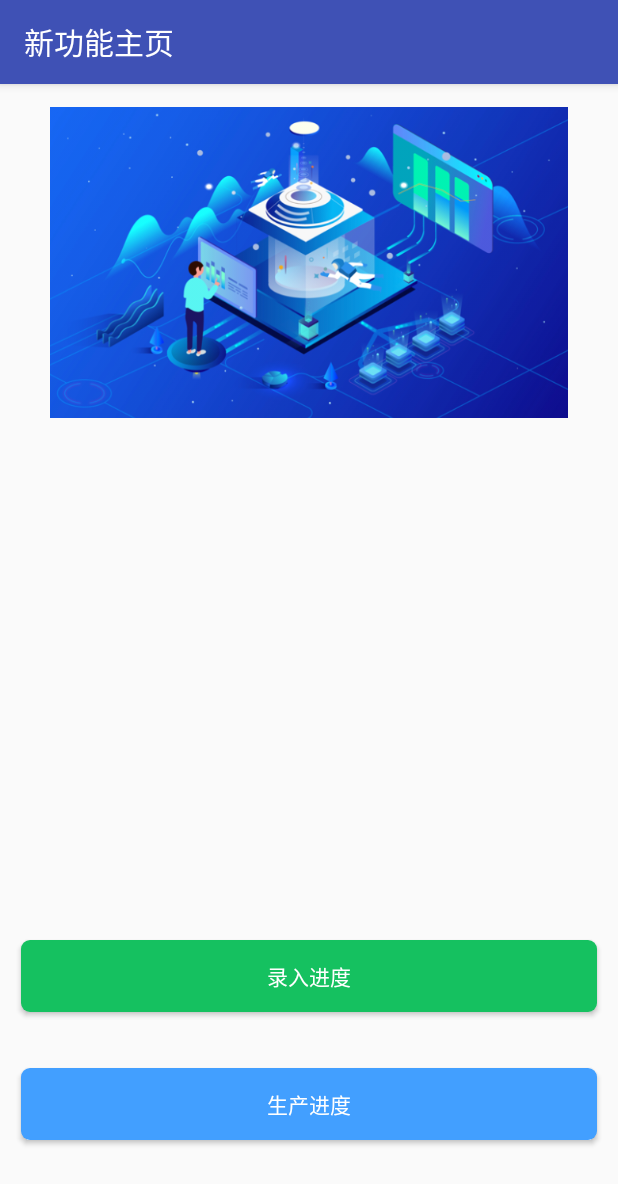
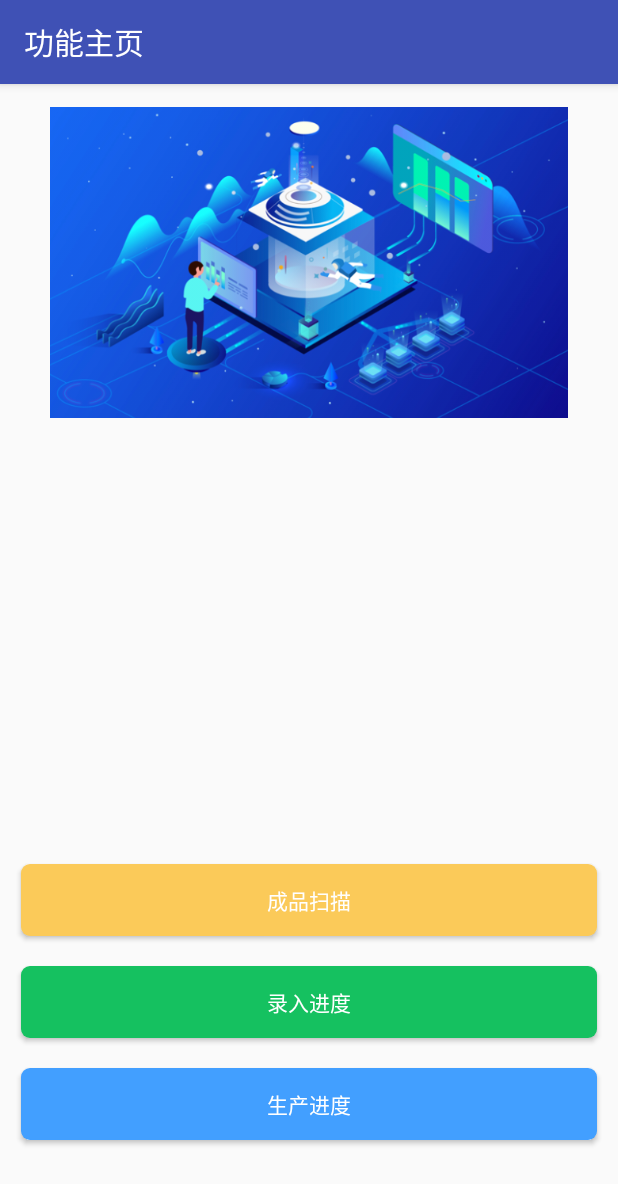
Before and after one commit to OliverY/ZXing, an Android app: the Home2Activity screen opened directly, with no data from a screen before it, on a phone screen of 412 x 824 dp. Shown: the top 1184 px of the screen. Run offline under Robolectric (Android 15) with nearby library versions, the phone set to English and light mode, and no system bars; our stand-ins replace RxJava; libraries missing offline, so code that uses them is left out: com.google.zxing.integration, com.jakewharton.retrofit2, com.tbruyelle.rxpermissions2; 4 statements that could not run were skipped.

Commit message:
update UI

```diff
--- a/app/src/main/AndroidManifest.xml
+++ b/app/src/main/AndroidManifest.xml
@@ -26,7 +26,6 @@
                 <category android:name="android.intent.category.LAUNCHER" />
             </intent-filter>
         </activity>
-        <activity android:name=".ui.latest.HomeActivity"/>
         <activity android:name=".ui.latest.LoggingActivity"/>
         <activity android:name=".ui.latest.Home2Activity"/>
         <activity android:name=".ui.latest.CheckActivity"/>
--- a/app/src/main/java/com/yuantu/zxing/ui/latest/CheckActivity.java
+++ b/app/src/main/java/com/yuantu/zxing/ui/latest/CheckActivity.java
@@ -49,8 +49,10 @@ public class CheckActivity extends BaseActivity {
 //        titles.add("已完成");
 //        titles.add("已取消");
 
-        List<ConfigBean.Config> configList = AppConfig.getInstance().getConfigBean().getTypeId_122();
-        configList.remove(configList.size()-1);
+        List<ConfigBean.Config> configList = new ArrayList<>();
+        for (int i = 0; i < AppConfig.getInstance().getConfigBean().getTypeId_122().size()-1; i++) {
+            configList.add(AppConfig.getInstance().getConfigBean().getTypeId_122().get(i));
+        }
         List<Fragment> fragmentList = new ArrayList<>();
 
         for (int i = 0; i < configList.size(); i++) {
--- a/app/src/main/java/com/yuantu/zxing/ui/latest/Home2Activity.java
+++ b/app/src/main/java/com/yuantu/zxing/ui/latest/Home2Activity.java
@@ -1,5 +1,6 @@
 package com.yuantu.zxing.ui.latest;
 
+import android.Manifest;
 import android.app.ProgressDialog;
 import android.content.Intent;
 import android.os.Bundle;
@@ -9,10 +10,13 @@ import android.view.View;
 
 import com.google.zxing.integration.android.IntentIntegrator;
 import com.google.zxing.integration.android.IntentResult;
+import com.tbruyelle.rxpermissions2.RxPermissions;
 import com.yuantu.zxing.BaseActivity;
 import com.yuantu.zxing.Constants;
 import com.yuantu.zxing.R;
+import com.yuantu.zxing.bean.ConfigBean;
 import com.yuantu.zxing.bean.EquipmentBean;
+import com.yuantu.zxing.config.AppConfig;
 import com.yuantu.zxing.net.ApiFactory;
 import com.yuantu.zxing.ui.old.MainActivity;
 import com.yuantu.zxing.ui.old.ScanActivity;
@@ -22,6 +26,7 @@ import com.yuantu.zxing.utils.ToastUtils;
 
 import io.reactivex.Observer;
 import io.reactivex.disposables.Disposable;
+import io.reactivex.functions.Consumer;
 
 /**
  * Author:  Yxj
@@ -32,6 +37,7 @@ import io.reactivex.disposables.Disposable;
 public class Home2Activity extends BaseActivity implements View.OnClickListener {
 
     private ProgressDialog progressDialog;
+    private ProgressDialog dialog;
 
     @Override
     protected void onCreate(@Nullable Bundle savedInstanceState) {
@@ -39,10 +45,57 @@ public class Home2Activity extends BaseActivity implements View.OnClickListener
 
         setContentView(R.layout.activity_home_2);
 
-        setTitle("新功能主页");
+        setTitle("功能主页");
 
         findViewById(R.id.btn_logging).setOnClickListener(this);
         findViewById(R.id.btn_check).setOnClickListener(this);
+        findViewById(R.id.btn_scan).setOnClickListener(this);
+
+        initConfigData();
+    }
+
+    private void initConfigData() {
+
+        dialog = ProgressUtils.show(this);
+        ApiFactory.getConfigInfo()
+                .subscribe(new Observer<ConfigBean>() {
+                    @Override
+                    public void onSubscribe(Disposable d) {
+
+                    }
+
+                    @Override
+                    public void onNext(ConfigBean configBean) {
+                        dialog.dismiss();
+                        AppConfig.getInstance().setConfigBean(configBean);
+                    }
+
+                    @Override
+                    public void onError(Throwable e) {
+                        dialog.dismiss();
+                    }
+
+                    @Override
+                    public void onComplete() {
+
+                    }
+                });
+
+        requestPermission();
+    }
+
+    private void requestPermission() {
+        new RxPermissions(this)
+                .request(Manifest.permission.CAMERA)
+                .subscribe(new Consumer<Boolean>() {
+                    @Override
+                    public void accept(Boolean aBoolean) throws Exception {
+                        if (!aBoolean) {
+                            finish();
+                        }
+                    }
+                });
+
     }
 
     @Override
@@ -67,6 +120,10 @@ public class Home2Activity extends BaseActivity implements View.OnClickListener
                  */
                 Intent intent = new Intent(this,CheckActivity.class);
                 startActivity(intent);
+                break;
+            case R.id.btn_scan:
+                // 老功能
+                startActivity(new Intent(this,MainActivity.class));
                 break;
         }
     }
--- a/app/src/main/java/com/yuantu/zxing/ui/latest/LoginActivity.java
+++ b/app/src/main/java/com/yuantu/zxing/ui/latest/LoginActivity.java
@@ -79,7 +79,9 @@ public class LoginActivity extends BaseActivity implements View.OnClickListener
                             public void onNext(ApiResponse apiResponse) {
                                 progressDialog.dismiss();
                                 if(apiResponse.isSuccess()){
-                                    startActivity(new Intent(LoginActivity.this,HomeActivity.class));
+//                                    startActivity(new Intent(LoginActivity.this,HomeActivity.class));
+                                    // 去新功能
+                                    startActivity(new Intent(LoginActivity.this,Home2Activity.class));
                                     finish();
                                 }else {
                                     ToastUtils.showShort(LoginActivity.this,"登录失败");
--- a/app/src/main/java/com/yuantu/zxing/ui/old/MainActivity.java
+++ b/app/src/main/java/com/yuantu/zxing/ui/old/MainActivity.java
@@ -66,6 +66,8 @@ public class MainActivity extends BaseActivity implements View.OnClickListener {
     protected void onCreate(Bundle savedInstanceState) {
         super.onCreate(savedInstanceState);
         setContentView(R.layout.activity_main);
+
+        setTitle("成品扫描");
 
         product = new Product();
 
--- /dev/null
+++ b/app/src/main/res/drawable/bg_btn_scan.xml
@@ -0,0 +1,5 @@
+<?xml version="1.0" encoding="utf-8"?>
+<shape xmlns:android="http://schemas.android.com/apk/res/android">
+    <corners android:radius="6dp"/>
+    <solid android:color="@color/color_FBCA59"/>
+</shape>
--- a/app/src/main/res/layout/activity_home_2.xml
+++ b/app/src/main/res/layout/activity_home_2.xml
@@ -12,18 +12,6 @@
         android:background="@drawable/bg_home_top" />
 
     <Button
-        android:id="@+id/btn_logging"
-        android:layout_width="match_parent"
-        android:layout_height="wrap_content"
-        android:layout_above="@+id/btn_check"
-        android:layout_marginBottom="37dp"
-        android:layout_marginLeft="14dp"
-        android:layout_marginRight="14dp"
-        android:background="@drawable/bg_btn_logging"
-        android:text="录入进度"
-        android:textColor="@color/white" />
-
-    <Button
         android:id="@+id/btn_check"
         android:layout_width="match_parent"
         android:layout_height="wrap_content"
@@ -35,4 +23,28 @@
         android:text="生产进度"
         android:textColor="@color/white" />
 
+    <Button
+        android:id="@+id/btn_logging"
+        android:layout_width="match_parent"
+        android:layout_height="wrap_content"
+        android:layout_above="@+id/btn_check"
+        android:layout_marginBottom="20dp"
+        android:layout_marginLeft="14dp"
+        android:layout_marginRight="14dp"
+        android:background="@drawable/bg_btn_logging"
+        android:text="录入进度"
+        android:textColor="@color/white" />
+
+    <Button
+        android:id="@+id/btn_scan"
+        android:layout_width="match_parent"
+        android:layout_height="wrap_content"
+        android:layout_above="@+id/btn_logging"
+        android:layout_marginBottom="20dp"
+        android:layout_marginLeft="14dp"
+        android:layout_marginRight="14dp"
+        android:background="@drawable/bg_btn_scan"
+        android:text="成品扫描"
+        android:textColor="@color/white" />
+
 </RelativeLayout>
--- a/app/src/main/res/values/colors.xml
+++ b/app/src/main/res/values/colors.xml
@@ -13,6 +13,7 @@
     <color name="color_15C160">#15C160</color>
     <color name="color_40CE94">#40CE94</color>
     <color name="color_FBDA59">#FBDA59</color>
+    <color name="color_FBCA59">#FBCA59</color>
     <color name="white">#FFFFFF</color>
     <color name="black">#000000</color>
     <color name="black_333333">#333333</color>
```
